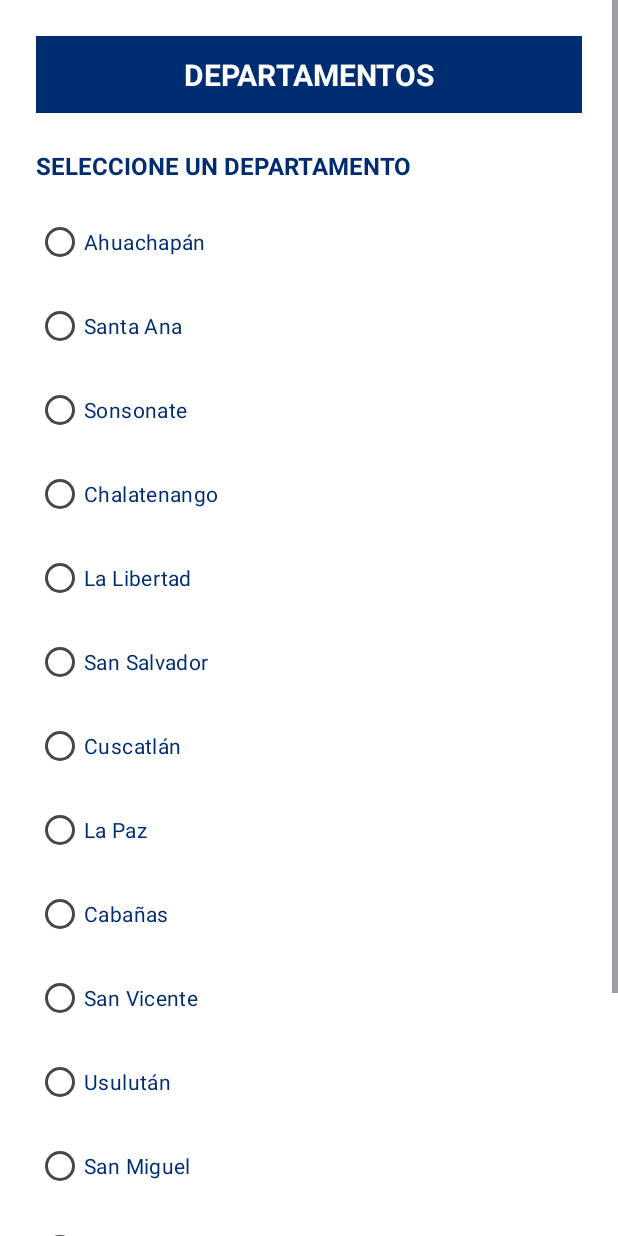
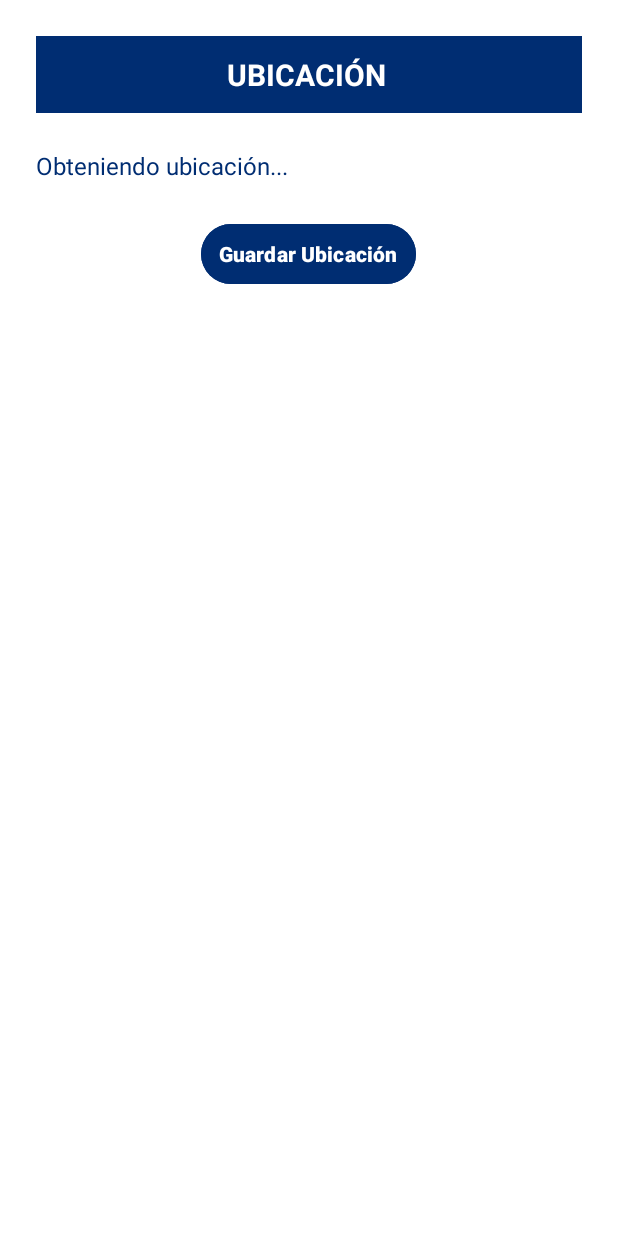
Before and after one commit to xavi447/PrograII-semi-2025, an Android app: the layout departamento.xml on its own in the app's theme, with its tools: preview values and no code run, on a phone screen of 412 x 824 dp. Run offline under Robolectric (Android 15) with nearby library versions, the phone set to English and light mode, and no system bars.

```diff
--- a/app/build.gradle.kts
+++ b/app/build.gradle.kts
@@ -40,4 +40,5 @@ dependencies {
     testImplementation(libs.junit)
     androidTestImplementation(libs.ext.junit)
     androidTestImplementation(libs.espresso.core)
+
 }
--- a/app/src/main/java/com/example/miprimeraplicacion/DepartamentoActivity.java
+++ /dev/null
@@ -1,31 +0,0 @@
-package com.example.miprimeraplicacion;
-
-import android.content.Intent;
-import android.os.Bundle;
-import android.view.View;
-import android.widget.Button;
-import android.widget.Toast;
-import androidx.appcompat.app.AppCompatActivity;
-
-public class DepartamentoActivity extends AppCompatActivity {
-    @Override
-    protected void onCreate(Bundle savedInstanceState) {
-        super.onCreate(savedInstanceState);
-        setContentView(R.layout.departamento);
-
-        Button btnGuardarMulta = findViewById(R.id.btnGuardarMulta);
-        btnGuardarMulta.setOnClickListener(new View.OnClickListener() {
-            @Override
-            public void onClick(View v) {
-                // Mostrar mensaje de éxito
-                Toast.makeText(DepartamentoActivity.this, "Multa guardada con éxito", Toast.LENGTH_SHORT).show();
-
-                // Redirigir a DelConductorActivity
-                startActivity(new Intent(DepartamentoActivity.this, DelConductorActivity.class));
-
-                // Opcional: cerrar esta actividad si no se necesita volver atrás
-                // finish();
-            }
-        });
-    }
-}
--- /dev/null
+++ b/app/src/main/java/com/example/miprimeraplicacion/UbicacionActivity.java
@@ -0,0 +1,97 @@
+import android.Manifest;
+import android.annotation.SuppressLint;
+import android.content.pm.PackageManager;
+import android.location.Address;
+import android.location.Geocoder;
+import android.location.Location;
+import android.os.Bundle;
+import android.widget.TextView;
+import android.widget.Toast;
+
+import androidx.annotation.NonNull;
+import androidx.appcompat.app.AppCompatActivity;
+import androidx.core.app.ActivityCompat;
+
+import com.google.android.gms.location.FusedLocationProviderClient;
+import com.google.android.gms.location.LocationServices;
+
+import java.io.IOException;
+import java.util.List;
+import java.util.Locale;
+
+public class UbicacionActivity extends AppCompatActivity {
+
+    private static final int REQUEST_LOCATION_PERMISSION = 1;
+
+    private TextView tvUbicacion;
+    private FusedLocationProviderClient fusedLocationClient;
+
+    @Override
+    protected void onCreate(Bundle savedInstanceState) {
+        super.onCreate(savedInstanceState);
+        setContentView(R.layout.activity_ubicacion);
+
+        tvUbicacion = findViewById(R.id.tvUbicacion);
+        fusedLocationClient = LocationServices.getFusedLocationProviderClient(this);
+
+        pedirPermisoUbicacion();
+    }
+
+    private void pedirPermisoUbicacion() {
+        if (ActivityCompat.checkSelfPermission(this, Manifest.permission.ACCESS_FINE_LOCATION)
+                != PackageManager.PERMISSION_GRANTED) {
+            ActivityCompat.requestPermissions(this,
+                    new String[]{Manifest.permission.ACCESS_FINE_LOCATION},
+                    REQUEST_LOCATION_PERMISSION);
+        } else {
+            obtenerUbicacion();
+        }
+    }
+
+    @SuppressLint("MissingPermission")
+    private void obtenerUbicacion() {
+        fusedLocationClient.getLastLocation().addOnSuccessListener(location -> {
+            if (location != null) {
+                obtenerDireccion(location);
+            } else {
+                tvUbicacion.setText("No se pudo obtener la ubicación.");
+            }
+        });
+    }
+
+    private void obtenerDireccion(Location location) {
+        Geocoder geocoder = new Geocoder(this, Locale.getDefault());
+        try {
+            List<Address> listaDirecciones = geocoder.getFromLocation(location.getLatitude(), location.getLongitude(), 1);
+            if (!listaDirecciones.isEmpty()) {
+                Address direccion = listaDirecciones.get(0);
+
+                String calle = direccion.getThoroughfare();         // Calle o avenida
+                String municipio = direccion.getSubAdminArea();     // Municipio
+                String departamento = direccion.getAdminArea();     // Departamento o estado
+
+                String resultado = "Departamento: " + (departamento != null ? departamento : "Desconocido") + "\n"
+                        + "Municipio: " + (municipio != null ? municipio : "Desconocido") + "\n"
+                        + "Calle: " + (calle != null ? calle : "Desconocida");
+
+                tvUbicacion.setText(resultado);
+            } else {
+                tvUbicacion.setText("No se encontró dirección.");
+            }
+        } catch (IOException e) {
+            tvUbicacion.setText("Error al obtener dirección.");
+            e.printStackTrace();
+        }
+    }
+
+    @Override
+    public void onRequestPermissionsResult(int requestCode, @NonNull String[] permissions, @NonNull int[] grantResults) {
+        if (requestCode == REQUEST_LOCATION_PERMISSION) {
+            if (grantResults.length > 0 && grantResults[0] == PackageManager.PERMISSION_GRANTED) {
+                obtenerUbicacion();
+            } else {
+                Toast.makeText(this, "Permiso de ubicación denegado", Toast.LENGTH_SHORT).show();
+            }
+        }
+    }
+}
--- a/app/src/main/res/layout/departamento.xml
+++ b/app/src/main/res/layout/departamento.xml
@@ -1,25 +1,17 @@
 <?xml version="1.0" encoding="utf-8"?>
-<ScrollView xmlns:android="http://schemas.android.com/apk/res/android"
-    xmlns:app="http://schemas.android.com/apk/res-auto"
-    xmlns:tools="http://schemas.android.com/tools"
+<LinearLayout xmlns:android="http://schemas.android.com/apk/res/android"
+    android:id="@+id/layoutUbicacion"
     android:layout_width="match_parent"
     android:layout_height="match_parent"
+    android:orientation="vertical"
     android:background="#FFFFFF"
-    android:fillViewport="true"
-    tools:context=".DepartamentoActivity">
-
-    <LinearLayout
-        android:layout_width="match_parent"
-        android:layout_height="wrap_content"
-        android:orientation="vertical"
     android:padding="24dp">
 
-        <!-- Título principal (mantenido exactamente igual) -->
     <TextView
         android:id="@+id/titleTextView"
         android:layout_width="match_parent"
         android:layout_height="wrap_content"
-            android:text="DEPARTAMENTOS"
+        android:text="UBICACIÓN "
         android:textColor="#FFFFFF"
         android:background="#002D72"
         android:padding="12dp"
@@ -28,149 +20,25 @@
         android:gravity="center"
         android:layout_marginBottom="24dp" />
 
-        <!-- Sección de selección (mantenido exactamente igual) -->
     <TextView
+        android:id="@+id/tvUbicacion"
+        android:layout_width="match_parent"
+        android:layout_height="wrap_content"
+        android:text="Obteniendo ubicación..."
+        android:textColor="#002D72"
+        android:textSize="16sp"
+        android:layout_marginBottom="24dp" />
+
+    <Button
+        android:id="@+id/btnGuardarUbicacion"
         android:layout_width="wrap_content"
         android:layout_height="wrap_content"
-            android:text="SELECCIONE UN DEPARTAMENTO"
-            android:textStyle="bold"
-            android:textSize="16sp"
-            android:textColor="#002D72"
-            android:layout_marginBottom="16dp" />
-
-        <!-- Grupo de radio buttons (mantenido exactamente igual) -->
-        <RadioGroup
-            android:id="@+id/radioGroupDepartamentos"
-            android:layout_width="match_parent"
-            android:layout_height="wrap_content"
-            android:orientation="vertical"
-            android:layout_marginBottom="24dp">
-
-            <RadioButton
-                android:id="@+id/radioAhuachapan"
-                android:layout_width="wrap_content"
-                android:layout_height="wrap_content"
-                android:text="Ahuachapán"
-                android:textColor="#002D72"
-                android:layout_marginBottom="8dp"/>
-
-            <RadioButton
-                android:id="@+id/radioSantaAna"
-                android:layout_width="wrap_content"
-                android:layout_height="wrap_content"
-                android:text="Santa Ana"
-                android:textColor="#002D72"
-                android:layout_marginBottom="8dp"/>
-
-            <RadioButton
-                android:id="@+id/radioSonsonate"
-                android:layout_width="wrap_content"
-                android:layout_height="wrap_content"
-                android:text="Sonsonate"
-                android:textColor="#002D72"
-                android:layout_marginBottom="8dp"/>
-
-            <RadioButton
-                android:id="@+id/radioChalatenango"
-                android:layout_width="wrap_content"
-                android:layout_height="wrap_content"
-                android:text="Chalatenango"
-                android:textColor="#002D72"
-                android:layout_marginBottom="8dp"/>
-
-            <RadioButton
-                android:id="@+id/radioLaLibertad"
-                android:layout_width="wrap_content"
-                android:layout_height="wrap_content"
-                android:text="La Libertad"
-                android:textColor="#002D72"
-                android:layout_marginBottom="8dp"/>
-
-            <RadioButton
-                android:id="@+id/radioSanSalvador"
-                android:layout_width="wrap_content"
-                android:layout_height="wrap_content"
-                android:text="San Salvador"
-                android:textColor="#002D72"
-                android:layout_marginBottom="8dp"/>
-
-            <RadioButton
-                android:id="@+id/radioCuscatlan"
-                android:layout_width="wrap_content"
-                android:layout_height="wrap_content"
-                android:text="Cuscatlán"
-                android:textColor="#002D72"
-                android:layout_marginBottom="8dp"/>
-
-            <RadioButton
-                android:id="@+id/radioLaPaz"
-                android:layout_width="wrap_content"
-                android:layout_height="wrap_content"
-                android:text="La Paz"
-                android:textColor="#002D72"
-                android:layout_marginBottom="8dp"/>
-
-            <RadioButton
-                android:id="@+id/radioCabanas"
-                android:layout_width="wrap_content"
-                android:layout_height="wrap_content"
-                android:text="Cabañas"
-                android:textColor="#002D72"
-                android:layout_marginBottom="8dp"/>
-
-            <RadioButton
-                android:id="@+id/radioSanVicente"
-                android:layout_width="wrap_content"
-                android:layout_height="wrap_content"
-                android:text="San Vicente"
-                android:textColor="#002D72"
-                android:layout_marginBottom="8dp"/>
-
-            <RadioButton
-                android:id="@+id/radioUsulutan"
-                android:layout_width="wrap_content"
-                android:layout_height="wrap_content"
-                android:text="Usulután"
-                android:textColor="#002D72"
-                android:layout_marginBottom="8dp"/>
-
-            <RadioButton
-                android:id="@+id/radioSanMiguel"
-                android:layout_width="wrap_content"
-                android:layout_height="wrap_content"
-                android:text="San Miguel"
-                android:textColor="#002D72"
-                android:layout_marginBottom="8dp"/>
-
-            <RadioButton
-                android:id="@+id/radioMorazan"
-                android:layout_width="wrap_content"
-                android:layout_height="wrap_content"
-                android:text="Morazán"
-                android:textColor="#002D72"
-                android:layout_marginBottom="8dp"/>
-
-            <RadioButton
-                android:id="@+id/radioLaUnion"
-                android:layout_width="wrap_content"
-                android:layout_height="wrap_content"
-                android:text="La Unión"
-                android:textColor="#002D72"/>
-        </RadioGroup>
-
-        <!-- Botón "Guardar Multa" AÑADIDO (conservando el mismo estilo de tu diseño) -->
-        <Button
-            android:id="@+id/btnGuardarMulta"
-            android:layout_width="wrap_content"
-            android:layout_height="wrap_content"
-            android:text="Guardar Multa"
+        android:text="Guardar Ubicación"
         android:textColor="#FFFFFF"
         android:backgroundTint="#002D72"
         android:textStyle="bold"
         android:textSize="14sp"
         android:paddingVertical="6dp"
         android:paddingHorizontal="12dp"
-            android:layout_gravity="center_horizontal"
-            android:layout_marginTop="16dp"/>
+        android:layout_gravity="center_horizontal" />
 </LinearLayout>
-</ScrollView>
--- a/build.gradle.kts
+++ b/build.gradle.kts
@@ -1,4 +1,5 @@
 // Top-level build file where you can add configuration options common to all sub-projects/modules.
 plugins {
     alias(libs.plugins.android.application) apply false
+
 }
```
Lines whose indentation alone changed are shown as unchanged.
